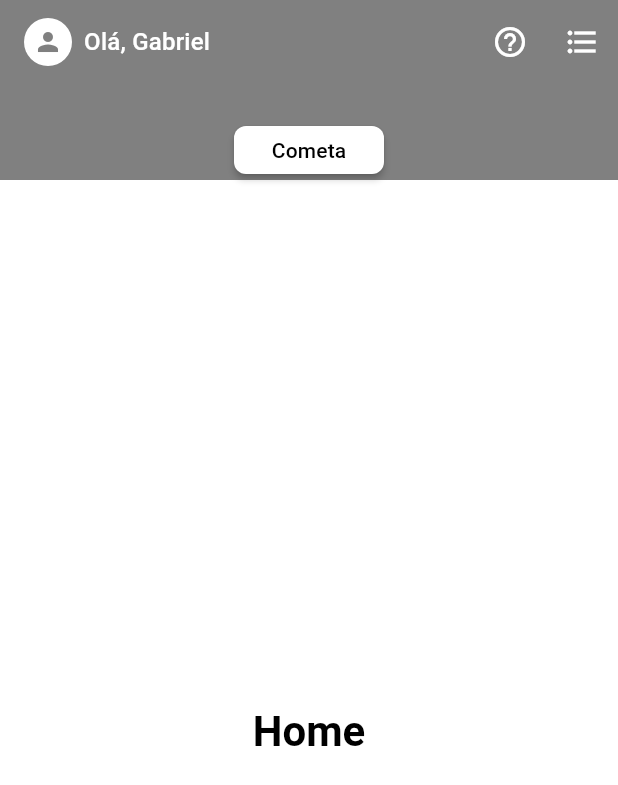
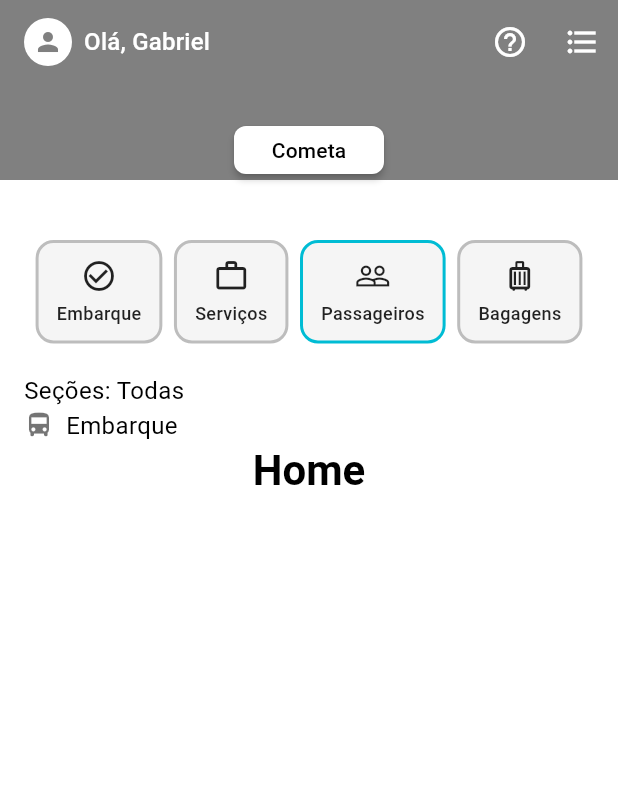
Before and after one commit to renatosimples/TelaApp, a Flutter app: the screen it shows after launch, on a phone screen of 412 x 824 dp. Shown: the top 785 px of the screen. Run offline on Flutter 3.47's test engine with Material 3 defaults, Android fonts, the phone set to English and light mode, and no system bars.

Commit message:
criado menu

```diff
--- /dev/null
+++ b/lib/components/options_menu.dart
@@ -0,0 +1,72 @@
+import 'package:flutter/material.dart';
+
+class OptionsMenu extends StatefulWidget {
+  const OptionsMenu({super.key});
+
+  @override
+  State<OptionsMenu> createState() => _OptionsMenuState();
+}
+
+class _MenuItem {
+  final IconData icon;
+  final String label;
+
+  const _MenuItem({required this.icon, required this.label});
+}
+
+
+class _OptionsMenuState extends State<OptionsMenu> {
+  int selectedIndex = 2;
+
+  final List<_MenuItem> items = const [
+    _MenuItem(icon: Icons.check_circle_outline, label: 'Embarque'),
+    _MenuItem(icon: Icons.work_outline, label: 'Serviços'),
+    _MenuItem(icon: Icons.people_outline, label: 'Passageiros'),
+    _MenuItem(icon: Icons.luggage_outlined, label: 'Bagagens'),
+  ];
+
+  @override
+  Widget build(BuildContext context) {
+    return Row(
+      mainAxisAlignment: MainAxisAlignment.spaceEvenly,
+      children: List.generate(items.length, (index) {
+        final isSelected = index == selectedIndex;
+        final item = items[index];
+
+        return GestureDetector(
+          onTap: () {
+            setState(() {
+              selectedIndex = index;
+            });
+          },
+          child: Container(
+            padding: const EdgeInsets.symmetric(vertical: 10, horizontal: 12),
+            decoration: BoxDecoration(
+              border: Border.all(
+                color: isSelected ? Colors.cyan : Colors.grey.shade400,
+                width: 2,
+              ),
+              borderRadius: BorderRadius.circular(12),
+              color: Colors.grey.shade100,
+            ),
+            child: Column(
+              mainAxisSize: MainAxisSize.min,
+              children: [
+                Icon(item.icon, size: 24, color: Colors.black87),
+                const SizedBox(height: 4),
+                Text(
+                  item.label,
+                  style: const TextStyle(
+                    fontSize: 12,
+                    fontWeight: FontWeight.w500,
+                    color: Colors.black87,
+                  ),
+                ),
+              ],
+            ),
+          ),
+        );
+      }),
+    );
+  }
+}
--- a/lib/main.dart
+++ b/lib/main.dart
@@ -14,7 +14,7 @@ class MyApp extends StatelessWidget {
     return MaterialApp(
       title: 'Flutter Demo',
       theme: whiteTheme,
-      home: const Home(), // <- Agora a tela inicial é "Home"
+      home: const Home(),
     );
   }
 }
--- a/lib/screens/home.dart
+++ b/lib/screens/home.dart
@@ -1,6 +1,6 @@
 import 'package:flutter/material.dart';
 import 'package:tela/components/appbar_theme.dart';
-
+import 'package:tela/components/options_menu.dart';
 
 class Home extends StatefulWidget {
   const Home({super.key});
@@ -13,17 +13,40 @@ class _HomeState extends State<Home> {
   @override
   Widget build(BuildContext context) {
     return Scaffold(
-      appBar: const CustomAppBar(
-        userName: 'Gabriel',
-      ),
-      body: Center(
-        child: Text(
-          'Home',
-          style: Theme.of(context).textTheme.headlineMedium?.copyWith(
+      appBar: const CustomAppBar(userName: 'Gabriel'),
+      body: Column(
+        crossAxisAlignment: CrossAxisAlignment.start,
+        children: [
+          const SizedBox(height: 10),
+          const Padding(
+            padding: EdgeInsets.symmetric(horizontal: 16),
+            child: OptionsMenu(),
+          ),
+          const SizedBox(height: 20),
+          const Padding(
+            padding: EdgeInsets.symmetric(horizontal: 16),
+            child: Text('Seções: Todas', style: TextStyle(fontSize: 16)),
+          ),
+          const Padding(
+            padding: EdgeInsets.symmetric(horizontal: 16),
+            child: Row(
+              children: [
+                Icon(Icons.directions_bus, size: 20, color: Colors.black54),
+                SizedBox(width: 8),
+                Text('Embarque', style: TextStyle(fontSize: 16)),
+              ],
+            ),
+          ),
+          Center(
+            child: Text(
+              'Home',
+              style: Theme.of(context).textTheme.headlineMedium?.copyWith(
                 fontWeight: FontWeight.bold,
                 color: Colors.black,
               ),
-        ),
+            ),
+          ),
+        ],
       ),
     );
   }
```
